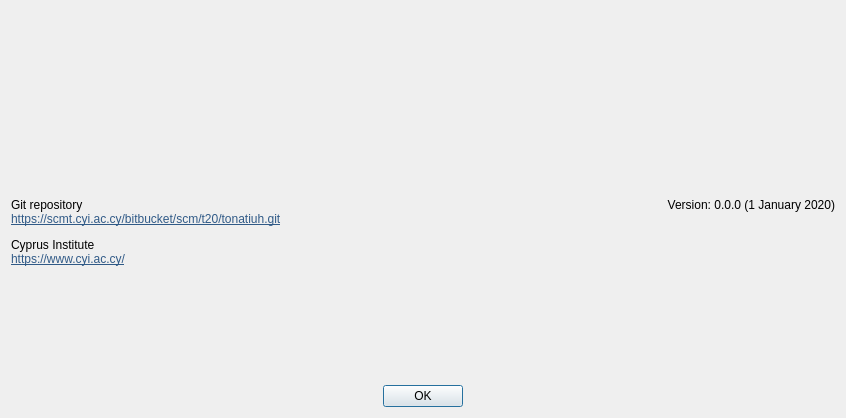
Before: the Qt Designer form source/application/widgets/AboutDialog.ui in CST-Modelling-Tools/TonatiuhPP, drawn with Qt 5.
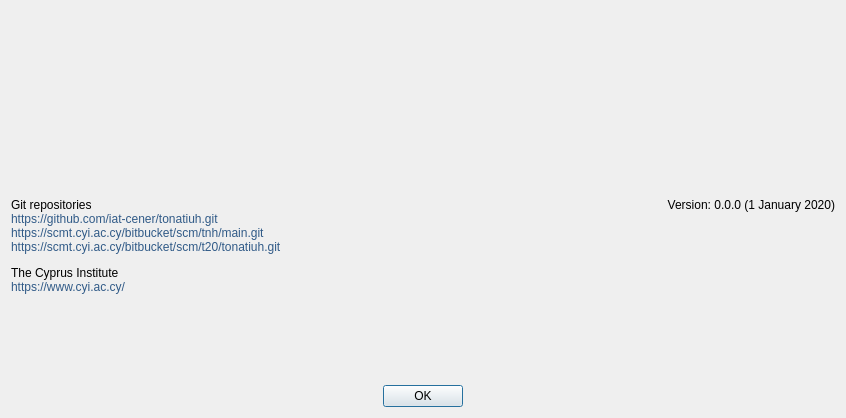
After: the same form once the commit is applied. Icons and pictures are not drawn.

What changed in the file:
```diff
--- a/source/application/widgets/AboutDialog.ui
+++ b/source/application/widgets/AboutDialog.ui
@@ -32,7 +32,31 @@
      <item>
       <widget class="QLabel" name="label_links">
        <property name="text">
-        <string>&lt;html&gt;&lt;head/&gt;&lt;body&gt;&lt;p&gt;Git repository&lt;br/&gt;&lt;a href=&quot;https://scmt.cyi.ac.cy/bitbucket/scm/t20/tonatiuh.git&quot;&gt;&lt;span style=&quot;color:#305a87;&quot;&gt;https://scmt.cyi.ac.cy/bitbucket/scm/t20/tonatiuh.git&lt;/span&gt;&lt;/a&gt;&lt;/p&gt;&lt;p&gt;Cyprus Institute&lt;br/&gt;&lt;a href=&quot;https://www.cyi.ac.cy/&quot;&gt;&lt;span style=&quot;color:#305a87;&quot;&gt;https://www.cyi.ac.cy/&lt;/span&gt;&lt;/a&gt;&lt;/p&gt;&lt;p&gt;&lt;br/&gt;&lt;/p&gt;&lt;/body&gt;&lt;/html&gt;</string>
+        <string>&lt;html&gt;&lt;head&gt;
+&lt;style&gt;
+a {
+color:#305a87;
+text-decoration: none;
+}
+&lt;/style&gt;
+&lt;/head&gt;&lt;body&gt;
+
+&lt;p&gt;Git repositories&lt;br/&gt;
+
+&lt;a href=&quot;https://github.com/iat-cener/tonatiuh.git&quot;&gt;https://github.com/iat-cener/tonatiuh.git&lt;/a&gt;&lt;br/&gt;
+
+&lt;a href=&quot;https://scmt.cyi.ac.cy/bitbucket/scm/tnh/main.git&quot;&gt;https://scmt.cyi.ac.cy/bitbucket/scm/tnh/main.git&lt;/a&gt;&lt;br/&gt;
+
+&lt;a href=&quot;https://scmt.cyi.ac.cy/bitbucket/scm/t20/tonatiuh.git&quot;&gt;https://scmt.cyi.ac.cy/bitbucket/scm/t20/tonatiuh.git&lt;/a&gt;
+&lt;/p&gt;
+
+&lt;p&gt;The Cyprus Institute&lt;br/&gt;
+
+&lt;a href=&quot;https://www.cyi.ac.cy/&quot;&gt;https://www.cyi.ac.cy/&lt;/a&gt;
+
+&lt;/p&gt;
+
+&lt;/body&gt;&lt;/html&gt;</string>
        </property>
        <property name="alignment">
         <set>Qt::AlignLeading|Qt::AlignLeft|Qt::AlignTop</set>
```
